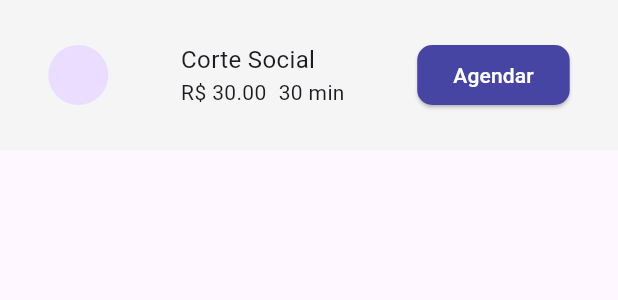
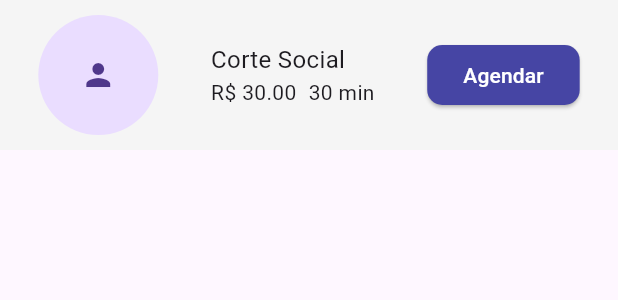
Before and after one commit to viktorsht/BarberShop, a Flutter app: the CardServiceWidget widget shown alone on an empty page, opened directly, on a phone screen of 412 x 824 dp. Shown: the top 300 px of the screen. Run offline on Flutter 3.47's test engine with Material 3 defaults, Android fonts, the phone set to English and light mode, and no system bars; our stand-ins replace easy_date_timeline, flutter_modular, flutter_secure_storage, skeletonizer; accounts and stored records are empty; network calls fail.

Commit message:
atualizando o avatar da barbearia

```diff
--- a/lib/app/modules/auth/auth_module.dart
+++ b/lib/app/modules/auth/auth_module.dart
@@ -1,6 +1,8 @@
 import 'package:barber_shop/app/app_module.dart';
+import 'package:barber_shop/app/modules/auth/data/datasources/auth_datasources.dart';
 import 'package:flutter_modular/flutter_modular.dart';
 import '../../configs/routes/app_routes.dart';
+import 'data/datasources/impl/auth_datasources_impl.dart';
 import 'domain/repositories/auth_repository.dart';
 import 'domain/repositories/token_repository.dart';
 import 'presentation/createUser/controller/create_user_controller.dart';
@@ -20,6 +22,7 @@ class AuthModule extends Module {
   @override
   void exportedBinds(Injector i) {
     i.add<AuthRepository>(AuthRepositoryImpl.new);
+    i.add<AuthDataSources>(AuthDataSourcesImpl.new);
     i.add<CreateUserController>(CreateUserController.new);
     i.add<LoginController>(LoginController.new);
     i.add(ProfileController.new);
--- a/lib/app/modules/schedule/presentation/widgets/card_service_widget.dart
+++ b/lib/app/modules/schedule/presentation/widgets/card_service_widget.dart
@@ -28,7 +28,19 @@ class CardServiceWidget extends StatelessWidget {
         crossAxisAlignment: CrossAxisAlignment.start,
         mainAxisAlignment: MainAxisAlignment.spaceAround,
         children: [
-          const Center(child: CircleAvatar()),
+          Center(
+            child: CircleAvatar(
+              radius: 40,
+              child: ClipOval(
+                child: Image.network(
+                  urlImage,
+                  errorBuilder: (BuildContext context, Object exception, StackTrace? stackTrace) {
+                    return const Icon(Icons.person);
+                  },
+                ),
+              ),
+            ),
+          ),
           Column(
             crossAxisAlignment: CrossAxisAlignment.start,
             mainAxisAlignment: MainAxisAlignment.center,
```
